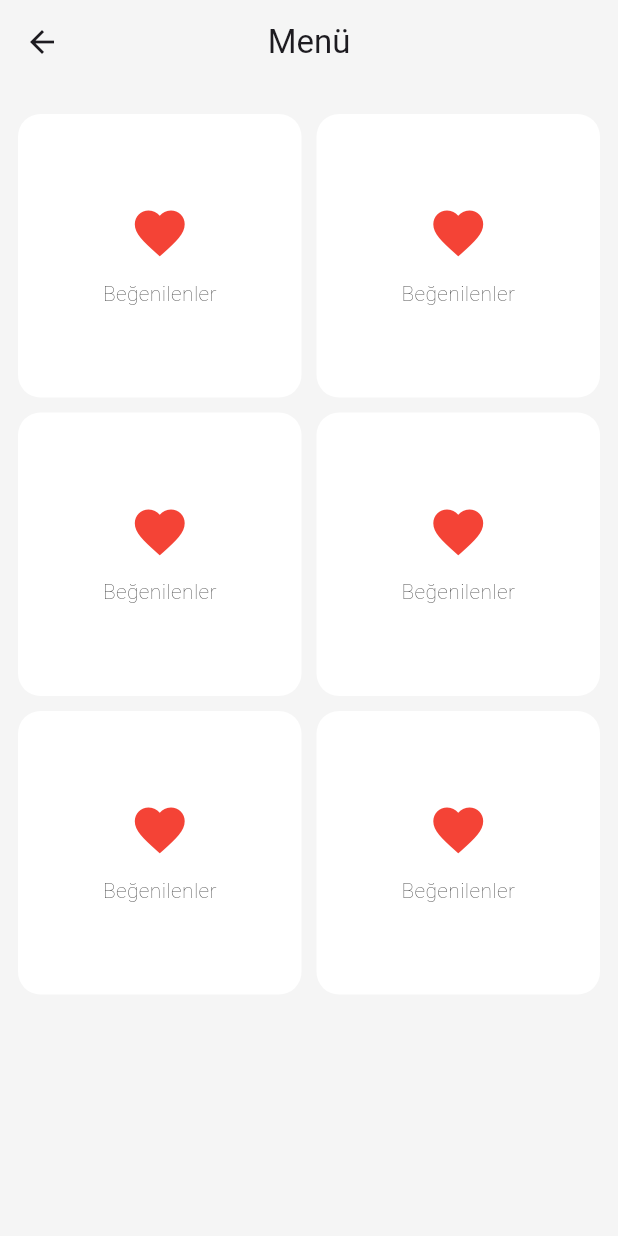
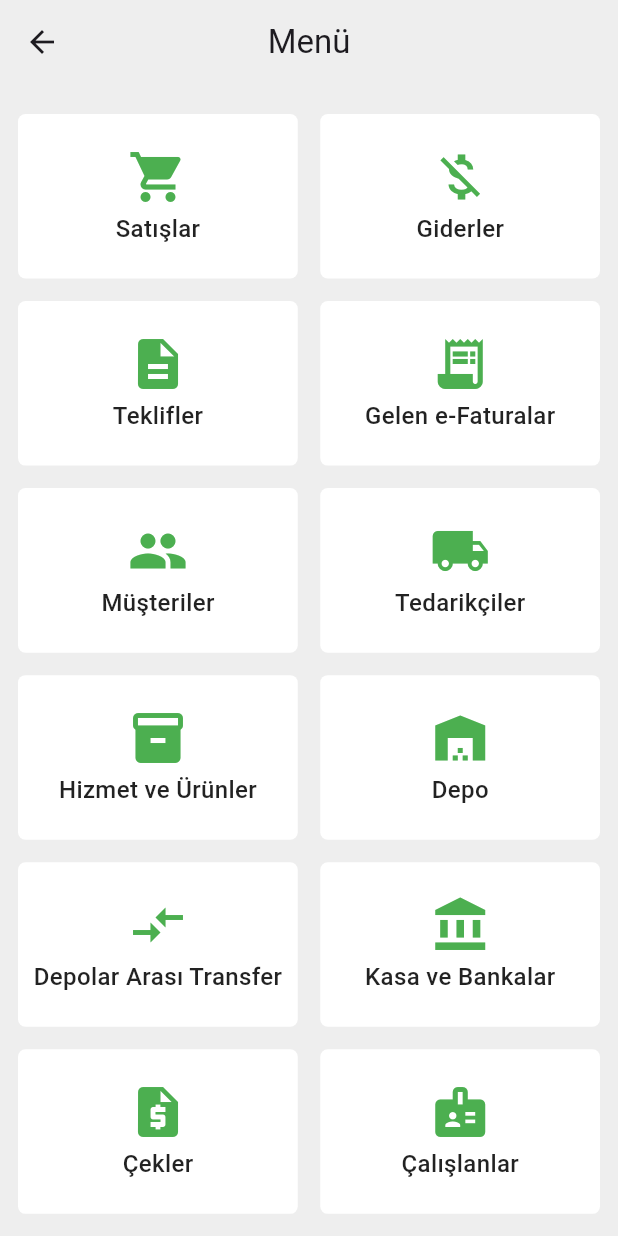
Before and after one commit to suleymanharbelioglu/accounting-app, a Flutter app: the MenuPage screen opened directly, on a phone screen of 412 x 824 dp. Run offline on Flutter 3.47's test engine with Material 3 defaults, Android fonts, the phone set to English and light mode, and no system bars; our stand-ins replace fl_chart, flutter_bloc, get_it.

Commit message:
menumenu general design

```diff
--- /dev/null
+++ b/lib/common/helper/menu/menu_helper.dart
@@ -0,0 +1,5 @@
+class MenuHelper {
+
+
+
+}
--- a/lib/core/configs/theme/app_colors.dart
+++ b/lib/core/configs/theme/app_colors.dart
@@ -2,6 +2,6 @@ import 'package:flutter/material.dart';
 
 class AppColors {
   static const primary = Colors.green;
-  static const background = Color(0xFFF5F5F5);
+  static const background = Color(0xFFEEEEEE);
   static const secondBackground = Colors.white;
 }
--- a/lib/presentation/home/pages/current_state.dart
+++ b/lib/presentation/home/pages/current_state.dart
@@ -23,6 +23,7 @@ class CurrentStatePage extends StatelessWidget {
             SizedBox(height: 10),
             Expanded(
               child: ListView(
+                padding: EdgeInsets.zero,
                 children: [
                   CurrentBalance(),
                   SizedBox(height: 10),
--- a/lib/presentation/home/pages/menu.dart
+++ b/lib/presentation/home/pages/menu.dart
@@ -1,9 +1,42 @@
+import 'package:accounting_app/common/helper/navigator/app_navigator.dart';
 import 'package:accounting_app/core/configs/theme/app_colors.dart';
+import 'package:accounting_app/presentation/sales/pages/sales.dart';
 import 'package:flutter/material.dart';
 
 class MenuPage extends StatelessWidget {
-  const MenuPage({super.key});
-
+  MenuPage({super.key});
+  final List<String> liste = [
+    'Satışlar',
+    'Giderler',
+    'Teklifler',
+    'Gelen e-Faturalar',
+    'Müşteriler',
+    'Tedarikçiler',
+    'Hizmet ve Ürünler',
+    'Depo',
+    'Depolar Arası Transfer',
+    'Kasa ve Bankalar',
+    'Çekler',
+    'Çalışlanlar',
+    'Giden İrsaliyeler',
+    'Gelen İrsaliyeler',
+  ];
+  final List<IconData> iconList = [
+    Icons.shopping_cart, // Satışlar
+    Icons.money_off, // Giderler
+    Icons.description, // Teklifler
+    Icons.receipt_long, // Gelen e-Faturalar
+    Icons.people, // Müşteriler
+    Icons.local_shipping, // Tedarikçiler
+    Icons.inventory, // Hizmet ve Ürünler
+    Icons.warehouse, // Depo
+    Icons.compare_arrows, // Depolar Arası Transfer
+    Icons.account_balance, // Kasa ve Bankalar
+    Icons.request_quote, // Çekler
+    Icons.badge, // Çalışlanlar
+    Icons.upload_file, // Giden İrsaliyeler
+    Icons.download, // Gelen İrsaliyeler
+  ];
   @override
   Widget build(BuildContext context) {
     return Scaffold(
@@ -16,56 +49,67 @@ class MenuPage extends StatelessWidget {
       body: Padding(
         padding: const EdgeInsets.only(left: 12, right: 12, top: 20),
 
-        child: GridView(
+        child: GridView.builder(
           gridDelegate: SliverGridDelegateWithFixedCrossAxisCount(
-            mainAxisSpacing: 10.0, // Dikey boşluk
-            crossAxisSpacing: 10.0, // Yatay boşluk
+            mainAxisSpacing: 15.0, // Dikey boşluk
+            crossAxisSpacing: 15.0, // Yatay boşluk
             crossAxisCount: 2,
+            childAspectRatio: 1.7,
           ),
-          children: [
-            menuContainer(),
-            menuContainer(),
-            menuContainer(),
-            menuContainer(),
-            menuContainer(),
-            menuContainer(),
-          ],
+          itemCount: liste.length,
+          itemBuilder: (BuildContext context, int index) {
+            return menuContainer(
+              iconList[index],
+              liste[index],
+              SalesPage(),
+              context,
+            );
+          },
         ),
       ),
     );
   }
 
-  Container menuContainer() {
-    return Container(
-      height: 100,
+  Widget menuContainer(
+    IconData icon,
+    String label,
+    Widget widget,
+    BuildContext context,
+  ) {
+    return GestureDetector(
+      onTap: () {
+        AppNavigator.push(context, widget);
+      },
+      child: Container(
+        height: 50,
         decoration: BoxDecoration(
           color: Colors.white, // Beyaz arka plan
           borderRadius: BorderRadius.circular(
-          15,
+            5,
           ), // Hafif oval kenarlar (köşe yarıçapı)
         ),
         child: Center(
-        child: const Column(
+          child: Column(
             mainAxisSize: MainAxisSize.min, // Sadece içeriği kadar yer kapla
             children: [
               Icon(
-              Icons
-                  .favorite, // Kalp ikonu (istediğiniz ikonla değiştirebilirsiniz)
+                icon, // Kalp ikonu (istediğiniz ikonla değiştirebilirsiniz)
                 size: 40, // İkon boyutu
-              color: Colors.red, // İkon rengi
+                color: Colors.green, // İkon rengi
               ),
-            SizedBox(height: 10), // İkon ile metin arasında boşluk
+              SizedBox(height: 3), // İkon ile metin arasında boşluk
               Text(
-              'Beğenilenler', // İkonun altındaki metin
+                label, // İkonun altındaki metin
                 style: TextStyle(
-                fontSize: 14,
-                fontWeight: FontWeight.w100,
+                  fontSize: 16,
+                  fontWeight: FontWeight.w500,
                   color: Colors.black87,
                 ),
               ),
             ],
           ),
         ),
+      ),
     );
   }
 }
--- a/lib/presentation/home/widgets/current_balance.dart
+++ b/lib/presentation/home/widgets/current_balance.dart
@@ -6,6 +6,7 @@ class CurrentBalance extends StatelessWidget {
   @override
   Widget build(BuildContext context) {
     return Container(
+      alignment: Alignment.topCenter,
       // color: Colors.white,
       height: 80,
       width: double.infinity,
--- a/lib/presentation/home/widgets/header.dart
+++ b/lib/presentation/home/widgets/header.dart
@@ -6,7 +6,7 @@ class Header extends StatelessWidget {
   @override
   Widget build(BuildContext context) {
     return Container(
-      height: 80,
+      height: 60,
       width: double.infinity,
       // color: Colors.white,
       child: Row(
```
Also changed, not shown: lib/presentation/home/pages/home.dart (+64 -16 lines), lib/presentation/sales/pages/sales.dart (added, +10 -0 lines). Lines whose indentation alone changed are shown as unchanged.
